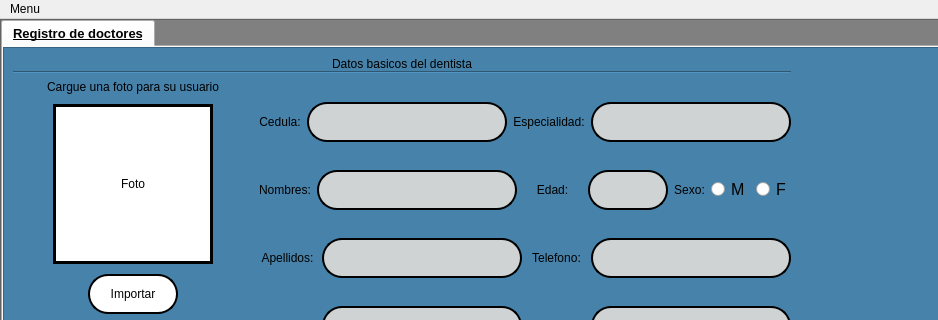
Old version of the form interfaces/dogtores.ui in the repository Reinaldito04/App-Consultas-y-Historias-Medicas; both pictures show x 0 to 938 and y 0 to 320 of the 1202 by 693 pixel window.
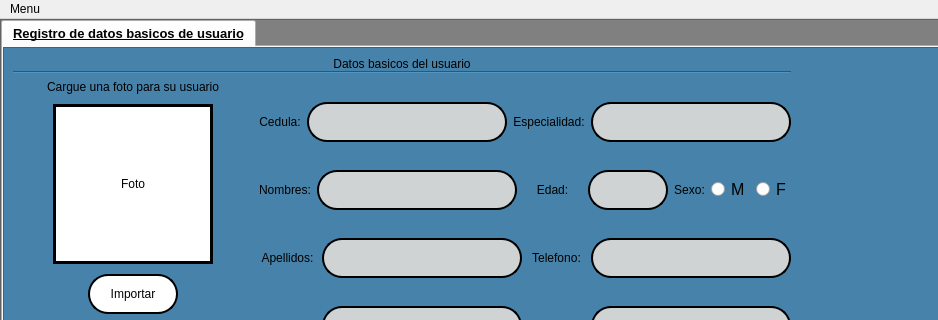
New version of the form. Icons and pictures are not drawn.

Patch:
```diff
--- a/interfaces/dogtores.ui
+++ b/interfaces/dogtores.ui
@@ -74,7 +74,7 @@
          </property>
          <widget class="QWidget" name="tab">
           <attribute name="title">
-           <string>Registro de doctores</string>
+           <string>Registro de datos basicos de usuario</string>
           </attribute>
           <layout class="QVBoxLayout" name="verticalLayout_3">
            <property name="spacing">
@@ -146,8 +146,13 @@
                     </property>
                     <item>
                      <widget class="QLabel" name="label_2">
+                      <property name="styleSheet">
+                       <string notr="true">QLabel{
+	font: 18pt &quot;Microsoft Sans Serif&quot;;
+}</string>
+                      </property>
                       <property name="text">
-                       <string>Datos basicos del dentista</string>
+                       <string>Datos basicos del usuario</string>
                       </property>
                       <property name="alignment">
                        <set>Qt::AlignCenter</set>
```
Left out of the diff: 2 changed lines with no effect on the pictures.
